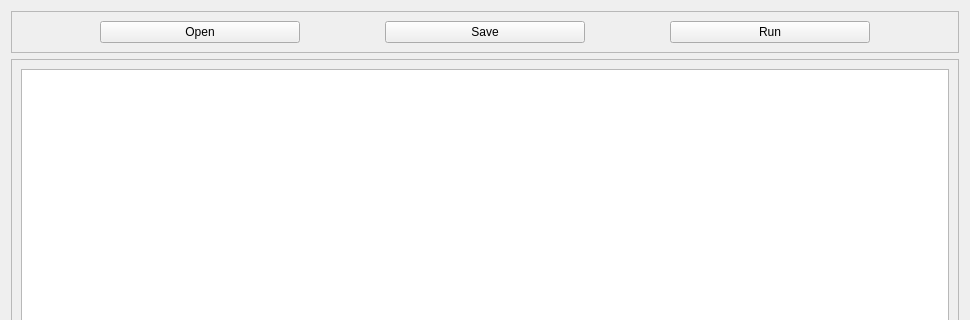
Before: the Qt Designer form ui/RegisterAccessLog.ui in ShengbingZhou/register, drawn with Qt 5; both pictures show x 0 to 970 and y 0 to 320 of the 970 by 662 pixel window.
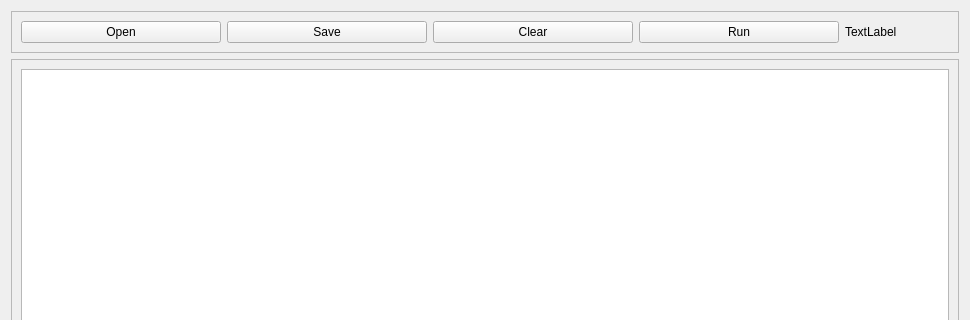
After: the same form once the commit is applied.

Commit message: support to dump reg access lot

```diff
--- a/ui/RegisterAccessLog.ui
+++ b/ui/RegisterAccessLog.ui
@@ -23,26 +23,10 @@
       <enum>QFrame::Raised</enum>
      </property>
      <layout class="QGridLayout" name="gridLayout">
-      <item row="1" column="0">
-       <widget class="QPushButton" name="pbOpen">
-        <property name="sizePolicy">
-         <sizepolicy hsizetype="Fixed" vsizetype="Fixed">
-          <horstretch>0</horstretch>
-          <verstretch>0</verstretch>
-         </sizepolicy>
-        </property>
-        <property name="minimumSize">
-         <size>
-          <width>200</width>
-          <height>0</height>
-         </size>
-        </property>
-        <property name="text">
-         <string>Open</string>
-        </property>
-       </widget>
-      </item>
-      <item row="1" column="1">
+      <property name="sizeConstraint">
+       <enum>QLayout::SetDefaultConstraint</enum>
+      </property>
+      <item row="0" column="1">
        <widget class="QPushButton" name="pbSave">
         <property name="sizePolicy">
          <sizepolicy hsizetype="Fixed" vsizetype="Fixed">
@@ -67,7 +51,7 @@
         </property>
        </widget>
       </item>
-      <item row="1" column="3">
+      <item row="0" column="3">
        <widget class="QPushButton" name="pbRun">
         <property name="sizePolicy">
          <sizepolicy hsizetype="Fixed" vsizetype="Fixed">
@@ -92,6 +76,51 @@
         </property>
        </widget>
       </item>
+      <item row="0" column="4">
+       <widget class="QLabel" name="label">
+        <property name="text">
+         <string>TextLabel</string>
+        </property>
+       </widget>
+      </item>
+      <item row="0" column="0">
+       <widget class="QPushButton" name="pbOpen">
+        <property name="sizePolicy">
+         <sizepolicy hsizetype="Fixed" vsizetype="Fixed">
+          <horstretch>0</horstretch>
+          <verstretch>0</verstretch>
+         </sizepolicy>
+        </property>
+        <property name="minimumSize">
+         <size>
+          <width>200</width>
+          <height>0</height>
+         </size>
+        </property>
+        <property name="text">
+         <string>Open</string>
+        </property>
+       </widget>
+      </item>
+      <item row="0" column="2">
+       <widget class="QPushButton" name="pbClear">
+        <property name="sizePolicy">
+         <sizepolicy hsizetype="Fixed" vsizetype="Fixed">
+          <horstretch>0</horstretch>
+          <verstretch>0</verstretch>
+         </sizepolicy>
+        </property>
+        <property name="minimumSize">
+         <size>
+          <width>200</width>
+          <height>0</height>
+         </size>
+        </property>
+        <property name="text">
+         <string>Clear</string>
+        </property>
+       </widget>
+      </item>
      </layout>
     </widget>
    </item>
```
Left out of the diff: 2 changed lines with no effect on the pictures. The commit also changes 6 other files.
